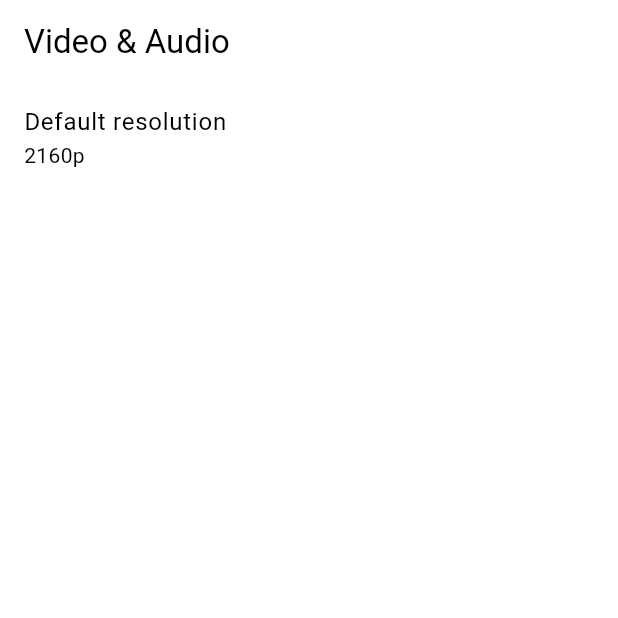
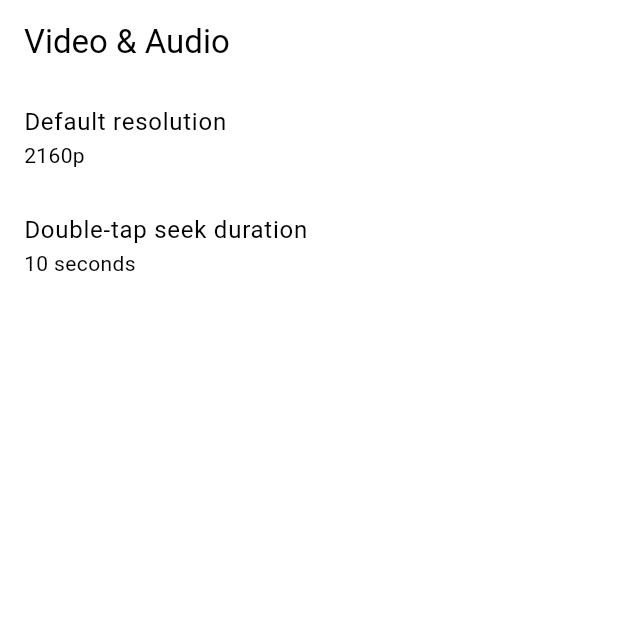
Before and after one commit to Hedon-haven/viewer, a Flutter app: the _VideoAudioScreenWidget screen opened directly, on a phone screen of 412 x 824 dp, the top half of it. Run offline on Flutter 3.47's test engine with Material 3 defaults, Android fonts, the phone set to English and light mode, and no system bars; drawn by our look-alikes of dynamic_color; our stand-ins replace audio_video_progress_bar, fluttertoast, shared_preferences, video_player, wakelock_plus; missing offline and left inert: auto_orientation, flutter_hls_parser, fvp, window_manager; accounts and stored records are empty.

Commit message:
Add double tap seek duration customization

```diff
--- a/lib/backend/shared_prefs_manager.dart
+++ b/lib/backend/shared_prefs_manager.dart
@@ -20,6 +20,7 @@ class SharedPrefsManager {
   setDefaultSettings() {
     sharedStorage.setStringList("enabled_plugins", []);
     sharedStorage.setInt("preferred_video_quality", 2160); // 4K
+    sharedStorage.setInt("seek_duration", 10);
     sharedStorage.setStringList("enabled_plugins", ["xHamster.com"]);
     sharedStorage.setString("theme_mode", "Follow device theme");
   }
--- a/lib/ui/screens/settings/settings_video_audio.dart
+++ b/lib/ui/screens/settings/settings_video_audio.dart
@@ -60,6 +60,37 @@ class _VideoAudioScreenState extends State<_VideoAudioScreenWidget> {
                               setState(() {}); // Update the widget
                             });
                       });
+                }),
+            ListTile(
+                title: const Text("Double-tap seek duration"),
+                subtitle:
+                Text("${sharedStorage.getInt("seek_duration")!} seconds"),
+                onTap: () {
+                  showDialog(
+                      context: context,
+                      builder: (BuildContext context) {
+                        return OptionsDialog(
+                            title: "Double-tap seek duration",
+                            options: const [
+                              "5 seconds",
+                              "10 seconds",
+                              "15 seconds",
+                              "20 seconds",
+                              "25 seconds",
+                              "30 seconds",
+                              "60 seconds",
+                              "120 seconds"
+                            ],
+                            selectedOption:
+                            "${sharedStorage.getInt("seek_duration")!} seconds",
+                            onSelected: (value) {
+                              sharedStorage.setInt(
+                                  "seek_duration",
+                                  int.parse(
+                                      value.substring(0, value.length - 8)));
+                              setState(() {}); // Update the widget
+                            });
+                      });
                 })
           ],
         )));
--- a/lib/ui/screens/video_player.dart
+++ b/lib/ui/screens/video_player.dart
@@ -268,9 +268,12 @@ class _VideoPlayerWidgetState extends State<_VideoPlayerWidget> {
                                                 .value.isInitialized) {
                                               final currentTime =
                                                   controller.value.position;
-                                              // TODO: Add option in settings to change this time
+                                              // multiply by -1 to skip backwards
                                               final newTime = currentTime +
-                                                  const Duration(seconds: -10);
+                                                  Duration(
+                                                      seconds: sharedStorage.getInt(
+                                                              "seek_duration")! *
+                                                          -1);
                                               controller.seekTo(newTime);
                                             }
                                           },
@@ -297,9 +300,11 @@ class _VideoPlayerWidgetState extends State<_VideoPlayerWidget> {
                                                 .value.isInitialized) {
                                               final currentTime =
                                                   controller.value.position;
-                                              // TODO: Add option in settings to change this time
                                               final newTime = currentTime +
-                                                  const Duration(seconds: 10);
+                                                  Duration(
+                                                      seconds:
+                                                          sharedStorage.getInt(
+                                                              "seek_duration")!);
                                               controller.seekTo(newTime);
                                             }
                                           },
```
